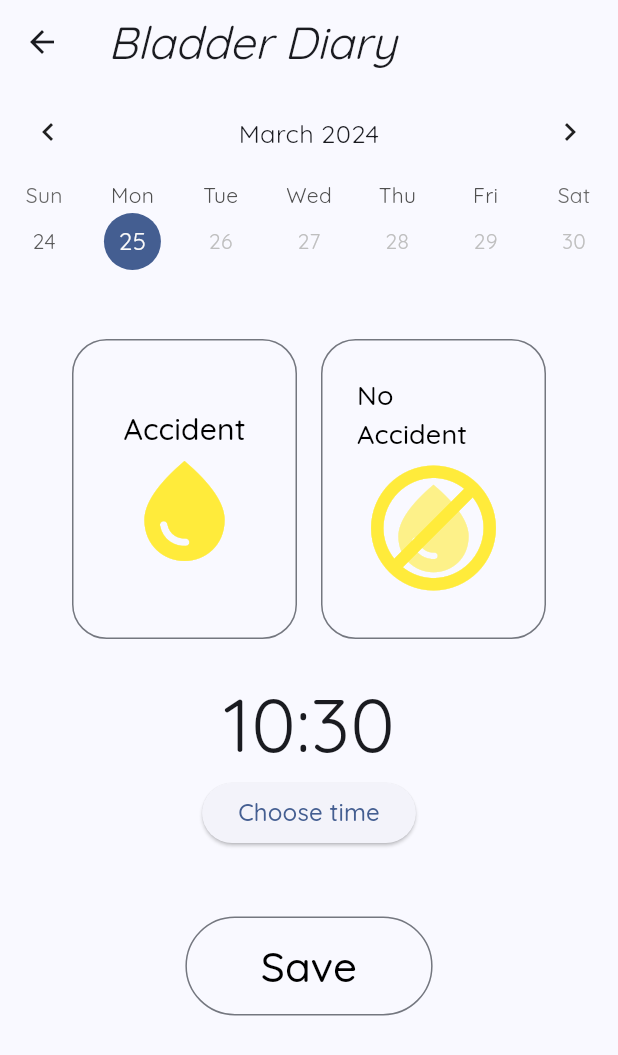
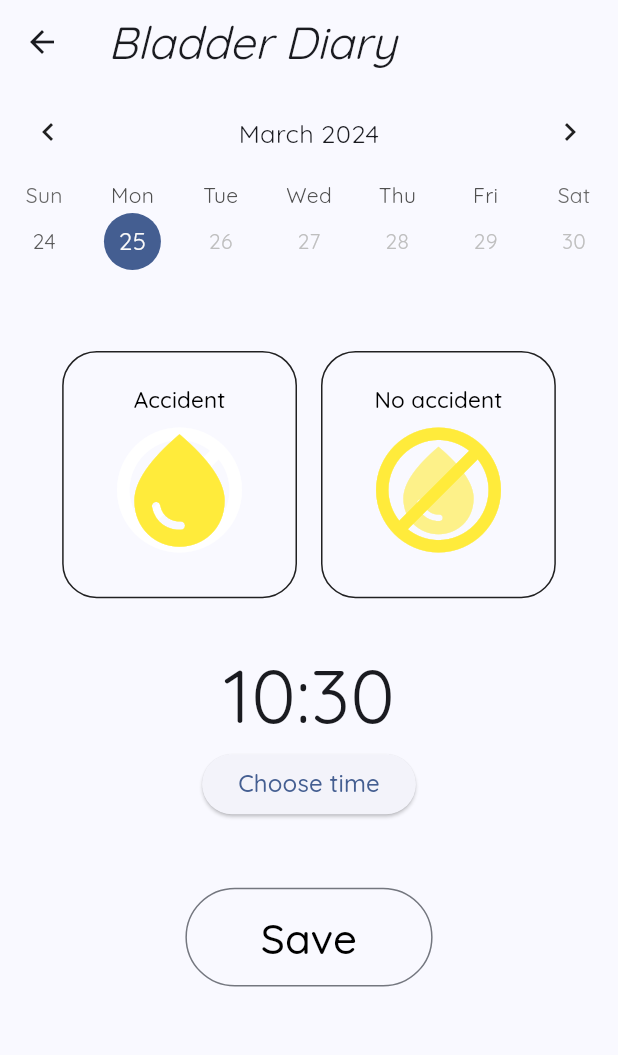
Before and after one commit to ellenritterbusch/urinary_incontinence_application, a Flutter app: the BladderDiaryPage screen opened directly, after a tap on "Save", on a phone screen of 412 x 824 dp. Shown: the top 1055 px of the screen. Run offline on Flutter 3.47's test engine with Material 3 defaults, Android fonts, the phone set to English and light mode, and no system bars; drawn by our look-alikes of table_calendar; our stand-ins replace google_fonts, sqflite; accounts and stored records are empty.

Commit message:
accident button edited and bladder diary tried to set up to database

```diff
--- a/lib/BladderDiary/BladderDiaryPage/Accident_button.dart
+++ b/lib/BladderDiary/BladderDiaryPage/Accident_button.dart
@@ -2,73 +2,46 @@ import 'package:flutter/material.dart';
 
 
 class Accident_Button extends StatefulWidget {
-  //final Function() onPressed;
-  const Accident_Button({super.key});
+  final Function() onPressed;
+  final String accidentText;
+  final Icon icon;
+  final Icon stackIcon;
+  final Color bordercolor;
+
+  const Accident_Button({super.key, required this.onPressed, required this.accidentText,
+   required this.icon, required this.stackIcon, required this.bordercolor});
 
   @override
   State<Accident_Button> createState() => _Accident_ButtonState();
 }
 
+// Accident Button //
 class _Accident_ButtonState extends State<Accident_Button> {
   @override
   Widget build(BuildContext context) {
     return OutlinedButton(
       style: OutlinedButton.styleFrom(
-        fixedSize: Size(150,200),
-        shape: RoundedRectangleBorder(borderRadius: BorderRadius.circular(23))
+        fixedSize: Size(MediaQuery.of(context).size.width * 0.38,MediaQuery.of(context).size.height * 0.20),
+        shape: RoundedRectangleBorder(borderRadius: BorderRadius.circular(23)),
+        side: BorderSide(color: widget.bordercolor)
         ),
-
-    // Accident Button //
-        onPressed: (){},
-          child: const Column(
-            mainAxisAlignment: MainAxisAlignment.center,
-              children: [
-                Text("Accident",
-                style: TextStyle(fontSize: 20, color: Colors.black),
-                textAlign: TextAlign.start,
-                ),
-                Icon(Icons.water_drop, size: 80, color: Colors.yellow,),
-                ],
-          ));
-}
-}
-
-class No_Accident_Button extends StatefulWidget {
-  const No_Accident_Button({super.key});
-
-  @override
-  State<No_Accident_Button> createState() => _No_Accident_ButtonState();
-}
-
-class _No_Accident_ButtonState extends State<No_Accident_Button> {
-  @override
-  Widget build(BuildContext context) {
-    return OutlinedButton(
-      style: OutlinedButton.styleFrom(
-        fixedSize: Size(150,200),
-        shape: RoundedRectangleBorder(borderRadius: BorderRadius.circular(23))
-      ),
-
-
-    // No Accident Button //
-       onPressed: (){},
+        onPressed: widget.onPressed,
           child: Column(
             mainAxisAlignment: MainAxisAlignment.center,
               children: [
-          Text("No Accident",
-          style: TextStyle(fontSize: 18, color: Colors.black),
+                Text(widget.accidentText,
+                style: TextStyle(fontSize: 15, color: Colors.black),
                 textAlign: TextAlign.start,
                 ),
                 Stack(
                   alignment: Alignment.center,
                     children: [
-          Icon(Icons.water_drop, size: 70, color:  Colors.yellow.withOpacity(0.6),),
-          Icon(Icons.dnd_forwardslash_outlined, size: 100,color: Colors.yellow,)
+                    widget.stackIcon,
+                    widget.icon,
+                  ],
+                )
             ]
           ),
-        ],
-       ));
-
+    );
   }
-
 }
--- a/lib/BladderDiary/BladderDiaryPage/BladderDiaryPage.dart
+++ b/lib/BladderDiary/BladderDiaryPage/BladderDiaryPage.dart
@@ -1,10 +1,11 @@
 import 'package:flutter/material.dart';
-import 'package:flutter/rendering.dart';
-import 'package:flutter/widgets.dart';
 import 'package:urinary_incontinence_application/BladderDiary/BladderDiaryPage/Accident_button.dart';
 import 'package:urinary_incontinence_application/BladderDiary/BladderDiaryPage/Calendar_bar.dart';
 import 'package:urinary_incontinence_application/BladderDiary/BladderDiaryPage/Time_picker.dart';
 import 'package:urinary_incontinence_application/BladderDiary/BladderDiaryPage/Save_button.dart';
+import 'package:urinary_incontinence_application/BladderDiary/CalendarPage/Table_calendar.dart';
+import 'package:urinary_incontinence_application/Database/DatabaseModel.dart';
+import 'package:urinary_incontinence_application/Database/DatabaseManager.dart';
 
 
 class BladderDiaryPage extends StatefulWidget {
@@ -15,6 +16,14 @@ class BladderDiaryPage extends StatefulWidget {
 }
 
 class _BladderDiaryState extends State<BladderDiaryPage> {
+  late bool accident;
+  late String date;
+  late String time;
+  DatabaseModel databaseModelBD = DatabaseModel.BD('','',0);
+
+  bool yespressed = false; //Used for bordercolor of accident buttons
+  bool nopressed = false; //Used for bordercolor of accident buttons
+
   @override
   Widget build(BuildContext context) {
     return Scaffold(
@@ -25,28 +34,71 @@ class _BladderDiaryState extends State<BladderDiaryPage> {
 
 
     // Track Button navigates to Bladder Diary //
-      const Column(
+      Column(
       children: [
         Calender_Bar(),
         Padding(
         padding: EdgeInsets.all(20.0)),
         Row(mainAxisAlignment: MainAxisAlignment.center,
           children:[
-            Accident_Button(),
             Padding(
-            padding: EdgeInsets.all(8.0)),
-            No_Accident_Button(),
-        ]
+              padding: const EdgeInsets.all(8.0),
+              ///////   accidentButton /////
+              child: Accident_Button(
+                accidentText: 'Accident',
+                icon: const Icon(Icons.water_drop, size: 90, color:  Colors.yellow),
+                stackIcon: Icon(Icons.dnd_forwardslash_outlined, size: 100,color: Colors.white.withOpacity(1)),
+                bordercolor: yespressed? Colors.yellow: kDefaultIconDarkColor,
+              onPressed: () {setState(() {
+                yespressed = true;
+                nopressed = false;
+                databaseModelBD.accident = 1;
+              });}
+              ),
+            ),
+            /////// NO  accidentButton /////
+            Padding(
+              padding: const EdgeInsets.all(8.0),
+              child: Accident_Button(
+                accidentText: 'No accident',
+                icon: Icon(Icons.water_drop, size: 70, color:  Colors.yellow.withOpacity(0.6),),
+                stackIcon: Icon(Icons.dnd_forwardslash_outlined, size: 100,color: Colors.yellow,),
+                bordercolor: nopressed? Colors.yellow: kDefaultIconDarkColor,
+              onPressed: () {setState(() {
+                yespressed = false;
+                nopressed = true;
+                databaseModelBD.accident  = 2;
+              });}
+              ),
+            ),
+          ]
         ),
-        Padding(
+        ////// time picker /////
+        const Padding(
           padding: EdgeInsets.all(20.0),
           child: Time_picker(),
         ),
+        ///// save button ////
         Padding(
           padding: EdgeInsets.all(25.0),
-          child: Save_Button(),
+          child: Save_Button(
+            onpressed:() async {
+              //set date//
+              date = today.toString().substring(0,10);
+              databaseModelBD.date = date;
+
+              //set time//
+              time = selectedTime.toString();
+              databaseModelBD.time = time;
+
+              //insert to database//
+              await DatabaseManager.databaseManager.insertBladderDiary(databaseModelBD);
+              debugPrint('data is sucessfully inserted');
+              final diary = await DatabaseManager.databaseManager.getBladderDiary();
+              debugPrint('$diary');
+          }),
         ),
       ]),
-         );
+    );
   }
-  }
+}
--- a/lib/BladderDiary/BladderDiaryPage/Save_button.dart
+++ b/lib/BladderDiary/BladderDiaryPage/Save_button.dart
@@ -1,7 +1,9 @@
 import 'package:flutter/material.dart';
 
 class Save_Button extends StatefulWidget {
-  const Save_Button({super.key});
+  final Function() onpressed;
+
+  const Save_Button({super.key, required this.onpressed});
 
   @override
   State<Save_Button> createState() => _Save_ButtonState();
@@ -15,7 +17,7 @@ class _Save_ButtonState extends State<Save_Button> {
         fixedSize: Size(MediaQuery.of(context).size.width * 0.40, MediaQuery.of(context).size.height * 0.08),
          ),
 
-        onPressed: (){},
+        onPressed: widget.onpressed,
           child: const Column(
             mainAxisAlignment: MainAxisAlignment.center,
               children: [
--- a/lib/BladderDiary/BladderDiaryPage/Time_picker.dart
+++ b/lib/BladderDiary/BladderDiaryPage/Time_picker.dart
@@ -1,5 +1,6 @@
 import 'package:flutter/material.dart';
 
+TimeOfDay selectedTime = TimeOfDay.now();
 class Time_picker extends StatefulWidget {
   const Time_picker({super.key});
 
@@ -8,7 +9,6 @@ class Time_picker extends StatefulWidget {
 }
 
 class _Time_pickerState extends State<Time_picker> {
-  TimeOfDay selectedTime = TimeOfDay.now();
   @override
   Widget build(BuildContext context) {
     return Center(
--- a/lib/BladderDiary/DailyEvaluationPage/DailyEvaluationPage.dart
+++ b/lib/BladderDiary/DailyEvaluationPage/DailyEvaluationPage.dart
@@ -130,15 +130,17 @@ class _DailyEvaluationPageState extends State<DailyEvaluationPage> {
                   padding: const EdgeInsets.all(10.0),
                   child: OutlinedButton(
                      onPressed : () async{
+                      //set date
                       date = today.toString().substring(0,10);
                       databaseModelDE.date = date;
+
+                      //insert to database
                       await DatabaseManager.databaseManager.insertDailyEvaluation(databaseModelDE);
                       debugPrint('data is sucessfully inserted');
                       final evaluation = await DatabaseManager.databaseManager.getDailyEvaluations();
                       debugPrint('$evaluation');
-                      //final DBcheck = await DatabaseManager.databaseManager.getDailyEvaluationMapList(today);
-                      //debugPrint('$evaluation value inserted');
 
+                      //navigate to CalendarPage
                      Navigator.push(context,
                       MaterialPageRoute(builder: (context) => const CalendarPage()),
                       );
--- a/lib/Database/DatabaseManager.dart
+++ b/lib/Database/DatabaseManager.dart
@@ -70,7 +70,7 @@ class DatabaseManager{
    }
 
   void _createBDDb(Database bddb, int newVersion) async { //Constructor for creating tables in database.
-    await bddb.execute('CREATE TABLE $BladderDiaryTable($colID INTEGTER PRIMARY KEY AUTOINCREMENT, $colDate REAL, $colTime REAL, $colAccident INTEGER, $colStimIntensity INTEGER, $colStimTimeSetting STRING, $colStimType STRING)');
+    await bddb.execute('CREATE TABLE $BladderDiaryTable($colID INTEGTER PRIMARY KEY AUTOINCREMENT, $colDate STRING, $colTime STRING, $colAccident INTEGER,'); // $colStimIntensity INTEGER, $colStimTimeSetting STRING, $colStimType STRING)
   }
 
 
--- a/lib/Database/DatabaseModel.dart
+++ b/lib/Database/DatabaseModel.dart
@@ -3,7 +3,7 @@ class DatabaseModel {
  late int? dailyEvaluationScore;
  late String? dailyEvaluationMemo;
  late String? date;
- late bool? accident;
+ late int? accident;
  late String? time;
  late int? stimType;
  late int? stimIntensity;
@@ -12,7 +12,7 @@ class DatabaseModel {
  late int? PIN;
 
 DatabaseModel.DE(this.dailyEvaluationScore, this.dailyEvaluationMemo, this.date);
-DatabaseModel.BD(this.date, this.time, this.accident, this.stimType, this.stimIntensity, this.stimeTimeSetting);
+DatabaseModel.BD(this.date, this.time, this.accident);
 DatabaseModel.User(this.PIN);
 
 
```
Lines whose indentation alone changed are shown as unchanged.
